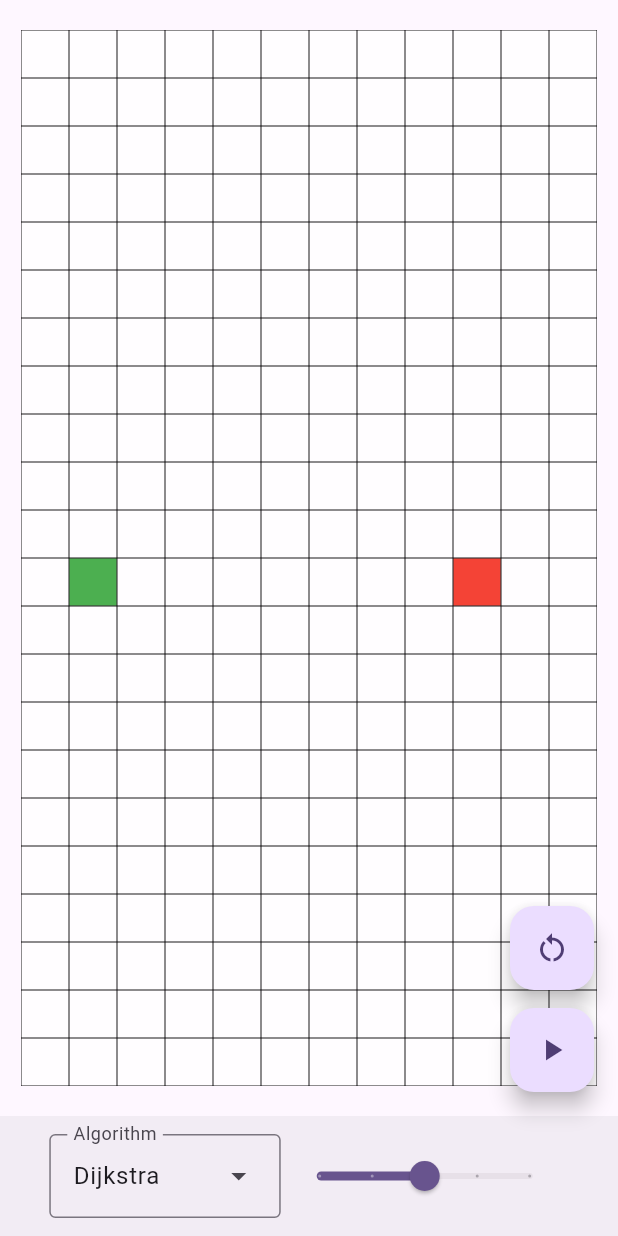
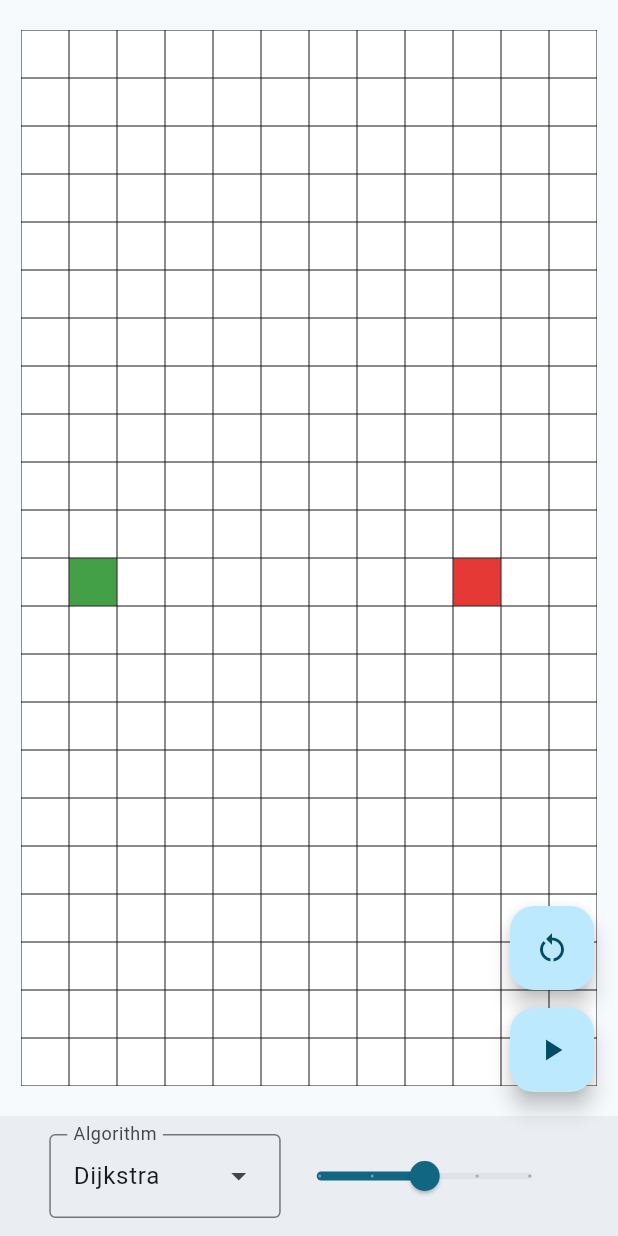
Before and after one commit to Ouky22/Pathy, a Flutter app: the screen it shows after launch, on a phone screen of 412 x 824 dp. Run offline on Flutter 3.47's test engine with Material 3 defaults, Android fonts, the phone set to English and light mode, and no system bars; our stand-ins replace equatable.

Commit message:
feat: new colors

```diff
--- a/lib/feature/pathfinding_visualizer/presentation/widget/grid_cell.dart
+++ b/lib/feature/pathfinding_visualizer/presentation/widget/grid_cell.dart
@@ -65,17 +65,17 @@ class GridCellState extends State<GridCell> {
   Color _determineNodeColor({required NodeState nodeState}) {
     switch (nodeState) {
       case NodeState.visited:
-        return Colors.teal;
+        return Colors.blueGrey.shade400;
       case NodeState.unvisited:
-        return Colors.white70;
+        return Colors.white;
       case NodeState.wall:
-        return Colors.black38;
+        return Colors.blueGrey.shade900;
       case NodeState.path:
-        return Colors.orangeAccent;
+        return Colors.orange.shade600;
       case NodeState.start:
-        return Colors.green;
+        return Colors.green.shade600;
       case NodeState.target:
-        return Colors.red;
+        return Colors.red.shade600;
     }
   }
 }
--- a/lib/main.dart
+++ b/lib/main.dart
@@ -22,7 +22,7 @@ class MyApp extends StatelessWidget {
     return MaterialApp(
       title: 'Pathy',
       theme: ThemeData(
-        colorScheme: ColorScheme.fromSeed(seedColor: Colors.deepPurple),
+        colorScheme: ColorScheme.fromSeed(seedColor: Colors.blueGrey),
         useMaterial3: true,
       ),
       home: PathfindingVisualizerPage(viewModel: visualizerViewModel),
```
